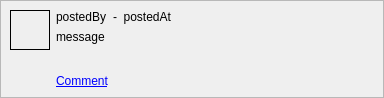
The window that ui/CommentItem.ui (dmzdev/stance) describes before a commit, drawn with Qt 5.
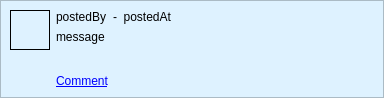
The same window after the commit.

Commit message: modified bg color of comments

```diff
--- a/ui/CommentItem.ui
+++ b/ui/CommentItem.ui
@@ -16,6 +16,70 @@
     <verstretch>0</verstretch>
    </sizepolicy>
   </property>
+  <property name="palette">
+   <palette>
+    <active>
+     <colorrole role="Base">
+      <brush brushstyle="SolidPattern">
+       <color alpha="255">
+        <red>255</red>
+        <green>255</green>
+        <blue>255</blue>
+       </color>
+      </brush>
+     </colorrole>
+     <colorrole role="Window">
+      <brush brushstyle="SolidPattern">
+       <color alpha="255">
+        <red>222</red>
+        <green>242</green>
+        <blue>255</blue>
+       </color>
+      </brush>
+     </colorrole>
+    </active>
+    <inactive>
+     <colorrole role="Base">
+      <brush brushstyle="SolidPattern">
+       <color alpha="255">
+        <red>255</red>
+        <green>255</green>
+        <blue>255</blue>
+       </color>
+      </brush>
+     </colorrole>
+     <colorrole role="Window">
+      <brush brushstyle="SolidPattern">
+       <color alpha="255">
+        <red>222</red>
+        <green>242</green>
+        <blue>255</blue>
+       </color>
+      </brush>
+     </colorrole>
+    </inactive>
+    <disabled>
+     <colorrole role="Base">
+      <brush brushstyle="SolidPattern">
+       <color alpha="255">
+        <red>222</red>
+        <green>242</green>
+        <blue>255</blue>
+       </color>
+      </brush>
+     </colorrole>
+     <colorrole role="Window">
+      <brush brushstyle="SolidPattern">
+       <color alpha="255">
+        <red>222</red>
+        <green>242</green>
+        <blue>255</blue>
+       </color>
+      </brush>
+     </colorrole>
+    </disabled>
+   </palette>
+  </property>
   <property name="windowTitle">
    <string>Form</string>
   </property>
```
